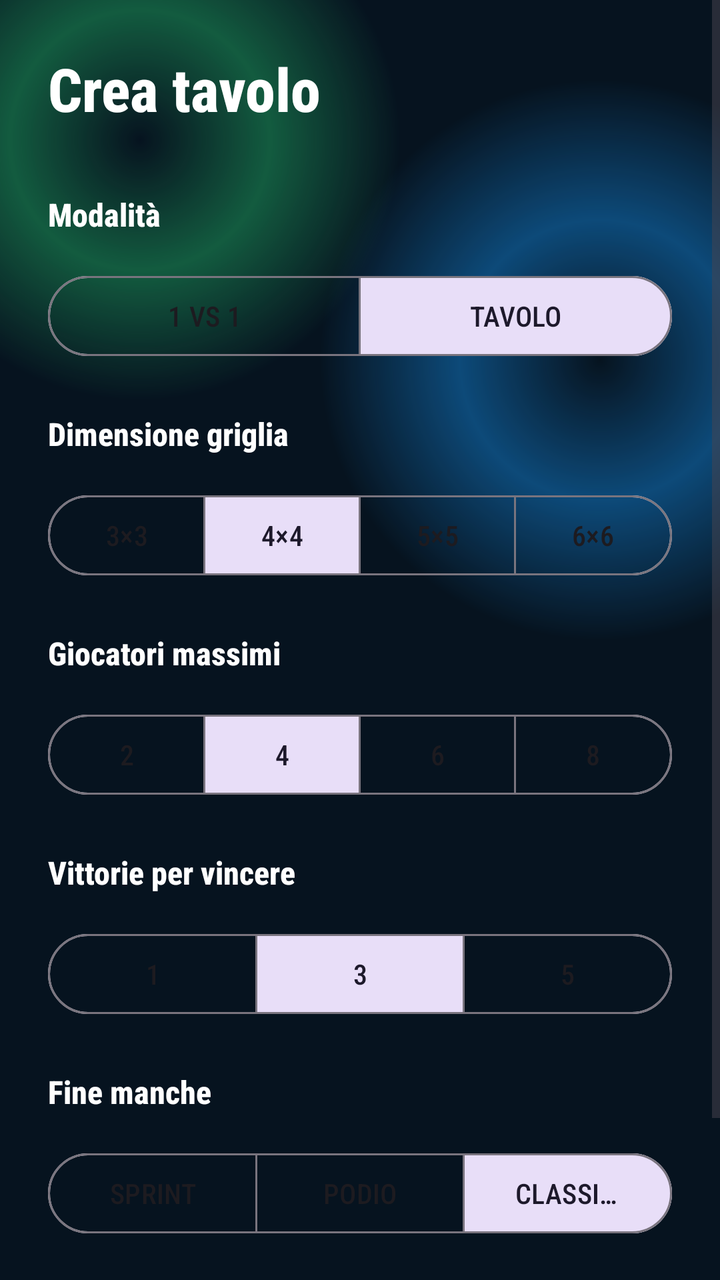
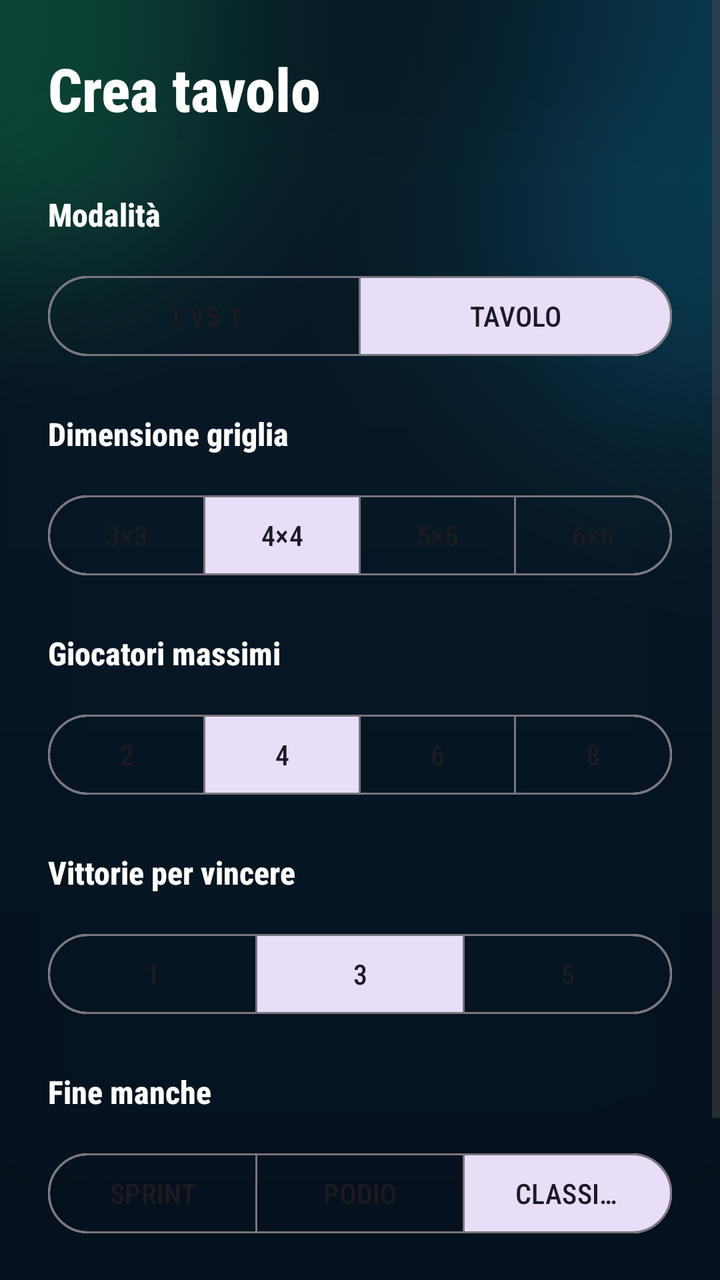

Compare the two renders of this Android layout. The source of the first and the diff that turns it into the second are given below.
<!-- AndroidManifest.xml: application theme Theme.GiocoDel15 -->
<!-- res/layout/activity_create_table.xml -->
<?xml version="1.0" encoding="utf-8"?>
<ScrollView xmlns:android="http://schemas.android.com/apk/res/android"
    xmlns:app="http://schemas.android.com/apk/res-auto"
    android:layout_width="match_parent"
    android:layout_height="match_parent"
    android:background="@drawable/bg_aurora"
    android:fillViewport="true">

    <androidx.constraintlayout.widget.ConstraintLayout
        android:layout_width="match_parent"
        android:layout_height="wrap_content"
        android:padding="@dimen/space_lg">

        <TextView
            android:id="@+id/title"
            android:layout_width="wrap_content"
            android:layout_height="wrap_content"
            android:text="@string/create_table_title"
            android:textColor="@color/game_text_primary"
            android:textSize="@dimen/title_size"
            android:textStyle="bold"
            app:layout_constraintStart_toStartOf="parent"
            app:layout_constraintTop_toTopOf="parent" />

        <TextView
            android:id="@+id/modeLabel"
            android:layout_width="wrap_content"
            android:layout_height="wrap_content"
            android:layout_marginTop="@dimen/space_xl"
            android:text="@string/table_mode"
            android:textColor="@color/game_text_primary"
            android:textSize="@dimen/body_size"
            android:textStyle="bold"
            app:layout_constraintStart_toStartOf="parent"
            app:layout_constraintTop_toBottomOf="@id/title" />

        <com.google.android.material.button.MaterialButtonToggleGroup
            android:id="@+id/modeGroup"
            android:layout_width="0dp"
            android:layout_height="wrap_content"
            android:layout_marginTop="@dimen/space_md"
            app:checkedButton="@id/modeTableButton"
            app:selectionRequired="true"
            app:singleSelection="true"
            app:layout_constraintEnd_toEndOf="parent"
            app:layout_constraintStart_toStartOf="parent"
            app:layout_constraintTop_toBottomOf="@id/modeLabel">

            <com.google.android.material.button.MaterialButton
                android:id="@+id/modeOneVsOneButton"
                style="@style/Widget.Material3.Button.OutlinedButton"
                android:layout_width="0dp"
                android:layout_height="wrap_content"
                android:layout_weight="1"
                android:text="@string/mode_one_vs_one" />

            <com.google.android.material.button.MaterialButton
                android:id="@+id/modeTableButton"
                style="@style/Widget.Material3.Button.OutlinedButton"
                android:layout_width="0dp"
                android:layout_height="wrap_content"
                android:layout_weight="1"
                android:text="@string/mode_table" />
        </com.google.android.material.button.MaterialButtonToggleGroup>

        <TextView
            android:id="@+id/gridSizeLabel"
            android:layout_width="wrap_content"
            android:layout_height="wrap_content"
            android:layout_marginTop="@dimen/space_lg"
            android:text="@string/grid_size"
            android:textColor="@color/game_text_primary"
            android:textSize="@dimen/body_size"
            android:textStyle="bold"
            app:layout_constraintStart_toStartOf="parent"
            app:layout_constraintTop_toBottomOf="@id/modeGroup" />

        <com.google.android.material.button.MaterialButtonToggleGroup
            android:id="@+id/gridSizeGroup"
            android:layout_width="0dp"
            android:layout_height="wrap_content"
            android:layout_marginTop="@dimen/space_md"
            app:checkedButton="@id/grid4Button"
            app:selectionRequired="true"
            app:singleSelection="true"
            app:layout_constraintEnd_toEndOf="parent"
            app:layout_constraintStart_toStartOf="parent"
            app:layout_constraintTop_toBottomOf="@id/gridSizeLabel">

            <com.google.android.material.button.MaterialButton android:id="@+id/grid3Button" style="@style/Widget.Material3.Button.OutlinedButton" android:layout_width="0dp" android:layout_height="wrap_content" android:layout_weight="1" android:text="3×3" />
            <com.google.android.material.button.MaterialButton android:id="@+id/grid4Button" style="@style/Widget.Material3.Button.OutlinedButton" android:layout_width="0dp" android:layout_height="wrap_content" android:layout_weight="1" android:text="4×4" />
            <com.google.android.material.button.MaterialButton android:id="@+id/grid5Button" style="@style/Widget.Material3.Button.OutlinedButton" android:layout_width="0dp" android:layout_height="wrap_content" android:layout_weight="1" android:text="5×5" />
            <com.google.android.material.button.MaterialButton android:id="@+id/grid6Button" style="@style/Widget.Material3.Button.OutlinedButton" android:layout_width="0dp" android:layout_height="wrap_content" android:layout_weight="1" android:text="6×6" />
        </com.google.android.material.button.MaterialButtonToggleGroup>

        <TextView
            android:id="@+id/maxPlayersLabel"
            android:layout_width="wrap_content"
            android:layout_height="wrap_content"
            android:layout_marginTop="@dimen/space_lg"
            android:text="@string/max_players"
            android:textColor="@color/game_text_primary"
            android:textSize="@dimen/body_size"
            android:textStyle="bold"
            app:layout_constraintStart_toStartOf="parent"
            app:layout_constraintTop_toBottomOf="@id/gridSizeGroup" />

        <com.google.android.material.button.MaterialButtonToggleGroup
            android:id="@+id/maxPlayersGroup"
            android:layout_width="0dp"
            android:layout_height="wrap_content"
            android:layout_marginTop="@dimen/space_md"
            app:checkedButton="@id/max4Button"
            app:selectionRequired="true"
            app:singleSelection="true"
            app:layout_constraintEnd_toEndOf="parent"
            app:layout_constraintStart_toStartOf="parent"
            app:layout_constraintTop_toBottomOf="@id/maxPlayersLabel">

            <com.google.android.material.button.MaterialButton android:id="@+id/max2Button" style="@style/Widget.Material3.Button.OutlinedButton" android:layout_width="0dp" android:layout_height="wrap_content" android:layout_weight="1" android:text="2" />
            <com.google.android.material.button.MaterialButton android:id="@+id/max4Button" style="@style/Widget.Material3.Button.OutlinedButton" android:layout_width="0dp" android:layout_height="wrap_content" android:layout_weight="1" android:text="4" />
            <com.google.android.material.button.MaterialButton android:id="@+id/max6Button" style="@style/Widget.Material3.Button.OutlinedButton" android:layout_width="0dp" android:layout_height="wrap_content" android:layout_weight="1" android:text="6" />
            <com.google.android.material.button.MaterialButton android:id="@+id/max8Button" style="@style/Widget.Material3.Button.OutlinedButton" android:layout_width="0dp" android:layout_height="wrap_content" android:layout_weight="1" android:text="8" />
        </com.google.android.material.button.MaterialButtonToggleGroup>

        <TextView
            android:id="@+id/targetWinsLabel"
            android:layout_width="wrap_content"
            android:layout_height="wrap_content"
            android:layout_marginTop="@dimen/space_lg"
            android:text="@string/target_wins"
            android:textColor="@color/game_text_primary"
            android:textSize="@dimen/body_size"
            android:textStyle="bold"
            app:layout_constraintStart_toStartOf="parent"
            app:layout_constraintTop_toBottomOf="@id/maxPlayersGroup" />

        <com.google.android.material.button.MaterialButtonToggleGroup
            android:id="@+id/targetWinsGroup"
            android:layout_width="0dp"
            android:layout_height="wrap_content"
            android:layout_marginTop="@dimen/space_md"
            app:checkedButton="@id/wins3Button"
            app:selectionRequired="true"
            app:singleSelection="true"
            app:layout_constraintEnd_toEndOf="parent"
            app:layout_constraintStart_toStartOf="parent"
            app:layout_constraintTop_toBottomOf="@id/targetWinsLabel">

            <com.google.android.material.button.MaterialButton android:id="@+id/wins1Button" style="@style/Widget.Material3.Button.OutlinedButton" android:layout_width="0dp" android:layout_height="wrap_content" android:layout_weight="1" android:text="1" />
            <com.google.android.material.button.MaterialButton android:id="@+id/wins3Button" style="@style/Widget.Material3.Button.OutlinedButton" android:layout_width="0dp" android:layout_height="wrap_content" android:layout_weight="1" android:text="3" />
            <com.google.android.material.button.MaterialButton android:id="@+id/wins5Button" style="@style/Widget.Material3.Button.OutlinedButton" android:layout_width="0dp" android:layout_height="wrap_content" android:layout_weight="1" android:text="5" />
        </com.google.android.material.button.MaterialButtonToggleGroup>

        <TextView
            android:id="@+id/roundEndModeLabel"
            android:layout_width="wrap_content"
            android:layout_height="wrap_content"
            android:layout_marginTop="@dimen/space_lg"
            android:text="@string/round_end_mode"
            android:textColor="@color/game_text_primary"
            android:textSize="@dimen/body_size"
            android:textStyle="bold"
            app:layout_constraintStart_toStartOf="parent"
            app:layout_constraintTop_toBottomOf="@id/targetWinsGroup" />

        <com.google.android.material.button.MaterialButtonToggleGroup
            android:id="@+id/roundEndModeGroup"
            android:layout_width="0dp"
            android:layout_height="wrap_content"
            android:layout_marginTop="@dimen/space_md"
            app:checkedButton="@id/roundEndFullRankingButton"
            app:selectionRequired="true"
            app:singleSelection="true"
            app:layout_constraintEnd_toEndOf="parent"
            app:layout_constraintStart_toStartOf="parent"
            app:layout_constraintTop_toBottomOf="@id/roundEndModeLabel">

            <com.google.android.material.button.MaterialButton android:id="@+id/roundEndSprintButton" style="@style/Widget.Material3.Button.OutlinedButton" android:layout_width="0dp" android:layout_height="wrap_content" android:layout_weight="1" android:text="@string/round_end_sprint" />
            <com.google.android.material.button.MaterialButton android:id="@+id/roundEndPodiumButton" style="@style/Widget.Material3.Button.OutlinedButton" android:layout_width="0dp" android:layout_height="wrap_content" android:layout_weight="1" android:text="@string/round_end_podium" />
            <com.google.android.material.button.MaterialButton android:id="@+id/roundEndFullRankingButton" style="@style/Widget.Material3.Button.OutlinedButton" android:layout_width="0dp" android:layout_height="wrap_content" android:layout_weight="1" android:text="@string/round_end_full_ranking" />
        </com.google.android.material.button.MaterialButtonToggleGroup>

        <com.google.android.material.button.MaterialButton
            android:id="@+id/continueButton"
            style="@style/Widget.GiocoDel15.PrimaryButton"
            android:layout_width="0dp"
            android:layout_height="wrap_content"
            android:layout_marginTop="@dimen/space_xl"
            android:text="@string/continue_label"
            android:textColor="@color/game_text_primary"
            app:backgroundTint="@color/game_primary"
            app:layout_constraintBottom_toBottomOf="parent"
            app:layout_constraintEnd_toEndOf="parent"
            app:layout_constraintStart_toStartOf="parent"
            app:layout_constraintTop_toBottomOf="@id/roundEndModeGroup" />

    </androidx.constraintlayout.widget.ConstraintLayout>
</ScrollView>
<!-- resources referenced by this layout -->
<resources>
  <color name="game_primary">@color/game_green</color>
  <color name="game_text_primary">#FFFFFF</color>
  <dimen name="body_size">16sp</dimen>
  <dimen name="space_lg">24dp</dimen>
  <dimen name="space_md">16dp</dimen>
  <dimen name="space_xl">32dp</dimen>
  <dimen name="title_size">30sp</dimen>
  <!-- drawable bg_aurora (drawable) -->
  <?xml version="1.0" encoding="utf-8"?>
  <layer-list xmlns:android="http://schemas.android.com/apk/res/android">
      <item>
          <shape android:shape="rectangle">
              <solid android:color="@color/game_background" />
          </shape>
      </item>
      <item
          android:width="260dp"
          android:height="260dp"
          android:gravity="top|start"
          android:left="-60dp"
          android:top="-60dp">
          <shape android:shape="oval">
              <gradient
                  android:type="radial"
                  android:gradientRadius="130dp"
                  android:centerColor="@color/aurora_green"
                  android:endColor="@color/aurora_green_end" />
          </shape>
      </item>
      <item
          android:width="280dp"
          android:height="280dp"
          android:gravity="top|end"
          android:right="-80dp"
          android:top="40dp">
          <shape android:shape="oval">
              <gradient
                  android:type="radial"
                  android:gradientRadius="140dp"
                  android:centerColor="@color/aurora_blue"
                  android:endColor="@color/aurora_blue_end" />
          </shape>
      </item>
  </layer-list>
  <string name="continue_label">CONTINUA</string>
  <string name="create_table_title">Crea tavolo</string>
  <string name="grid_size">Dimensione griglia</string>
  <string name="max_players">Giocatori massimi</string>
  <string name="mode_one_vs_one">1 VS 1</string>
  <string name="mode_table">TAVOLO</string>
  <string name="round_end_full_ranking">CLASSIFICA COMPLETA</string>
  <string name="round_end_mode">Fine manche</string>
  <string name="round_end_podium">PODIO</string>
  <string name="round_end_sprint">SPRINT</string>
  <string name="table_mode">Modalità</string>
  <string name="target_wins">Vittorie per vincere</string>
  <style name="Widget.GiocoDel15.PrimaryButton" parent="Widget.Material3.Button">
          <item name="android:minHeight">@dimen/button_height</item>
          <item name="cornerRadius">@dimen/radius_md</item>
          <item name="android:textStyle">bold</item>
          <item name="android:textAllCaps">false</item>
          <item name="android:elevation">@dimen/button_elevation</item>
          <item name="android:outlineAmbientShadowColor">@color/game_primary</item>
          <item name="android:outlineSpotShadowColor">@color/game_primary</item>
      </style>
  <style name="Theme.GiocoDel15" parent="Theme.Material3.DayNight.NoActionBar">
          <item name="android:fontFamily">sans-serif-condensed-medium</item>
          <item name="android:colorAccent">@color/game_secondary</item>
          <item name="android:navigationBarColor">@color/game_background</item>
          <item name="android:statusBarColor">@color/game_background</item>
          <item name="android:windowLightStatusBar">false</item>
          <item name="colorPrimary">@color/game_primary</item>
          <item name="colorSecondary">@color/game_secondary</item>
      </style>
  <color name="game_green">#00E676</color>
  <color name="game_background">@color/game_bg_primary</color>
  <color name="aurora_green">#6625C76F</color>
  <color name="aurora_green_end">#0025C76F</color>
  <color name="aurora_blue">#66169BFF</color>
  <color name="aurora_blue_end">#00169BFF</color>
  <dimen name="button_height">56dp</dimen>
  <dimen name="radius_md">12dp</dimen>
  <dimen name="button_elevation">6dp</dimen>
  <color name="game_secondary">@color/game_cyan</color>
  <color name="game_bg_primary">#06131F</color>
  <color name="game_cyan">#00BFFF</color>
</resources>

<!-- the commit's change to res/layout/activity_create_table.xml (unified diff, before → after) -->
@@ -3,7 +3,7 @@
     xmlns:app="http://schemas.android.com/apk/res-auto"
     android:layout_width="match_parent"
     android:layout_height="match_parent"
-    android:background="@drawable/bg_aurora"
+    android:background="@drawable/bg_create_table_activity"
     android:fillViewport="true">
 
     <androidx.constraintlayout.widget.ConstraintLayout
<!-- resource entries referenced after the edit -->
@@ -7,43 +7,7 @@
   <dimen name="space_md">16dp</dimen>
   <dimen name="space_xl">32dp</dimen>
   <dimen name="title_size">30sp</dimen>
-  <!-- drawable bg_aurora (drawable) -->
-  <?xml version="1.0" encoding="utf-8"?>
-  <layer-list xmlns:android="http://schemas.android.com/apk/res/android">
-      <item>
-          <shape android:shape="rectangle">
-              <solid android:color="@color/game_background" />
-          </shape>
-      </item>
-      <item
-          android:width="260dp"
-          android:height="260dp"
-          android:gravity="top|start"
-          android:left="-60dp"
-          android:top="-60dp">
-          <shape android:shape="oval">
-              <gradient
-                  android:type="radial"
-                  android:gradientRadius="130dp"
-                  android:centerColor="@color/aurora_green"
-                  android:endColor="@color/aurora_green_end" />
-          </shape>
-      </item>
-      <item
-          android:width="280dp"
-          android:height="280dp"
-          android:gravity="top|end"
-          android:right="-80dp"
-          android:top="40dp">
-          <shape android:shape="oval">
-              <gradient
-                  android:type="radial"
-                  android:gradientRadius="140dp"
-                  android:centerColor="@color/aurora_blue"
-                  android:endColor="@color/aurora_blue_end" />
-          </shape>
-      </item>
-  </layer-list>
+  <!-- drawable bg_create_table_activity: png bitmap (drawable-land-nodpi, 76744 bytes) -->
   <string name="continue_label">CONTINUA</string>
   <string name="create_table_title">Crea tavolo</string>
   <string name="grid_size">Dimensione griglia</string>
@@ -68,23 +32,18 @@
   <style name="Theme.GiocoDel15" parent="Theme.Material3.DayNight.NoActionBar">
           <item name="android:fontFamily">sans-serif-condensed-medium</item>
           <item name="android:colorAccent">@color/game_secondary</item>
-          <item name="android:navigationBarColor">@color/game_background</item>
-          <item name="android:statusBarColor">@color/game_background</item>
+          <item name="android:navigationBarColor">@android:color/transparent</item>
+          <item name="android:statusBarColor">@android:color/transparent</item>
           <item name="android:windowLightStatusBar">false</item>
+          <item name="android:windowLightNavigationBar" tools:targetApi="27">false</item>
           <item name="colorPrimary">@color/game_primary</item>
           <item name="colorSecondary">@color/game_secondary</item>
       </style>
   <color name="game_green">#00E676</color>
-  <color name="game_background">@color/game_bg_primary</color>
-  <color name="aurora_green">#6625C76F</color>
-  <color name="aurora_green_end">#0025C76F</color>
-  <color name="aurora_blue">#66169BFF</color>
-  <color name="aurora_blue_end">#00169BFF</color>
   <dimen name="button_height">56dp</dimen>
   <dimen name="radius_md">12dp</dimen>
   <dimen name="button_elevation">6dp</dimen>
   <color name="game_secondary">@color/game_cyan</color>
-  <color name="game_bg_primary">#06131F</color>
   <color name="game_cyan">#00BFFF</color>
 </resources>
 
